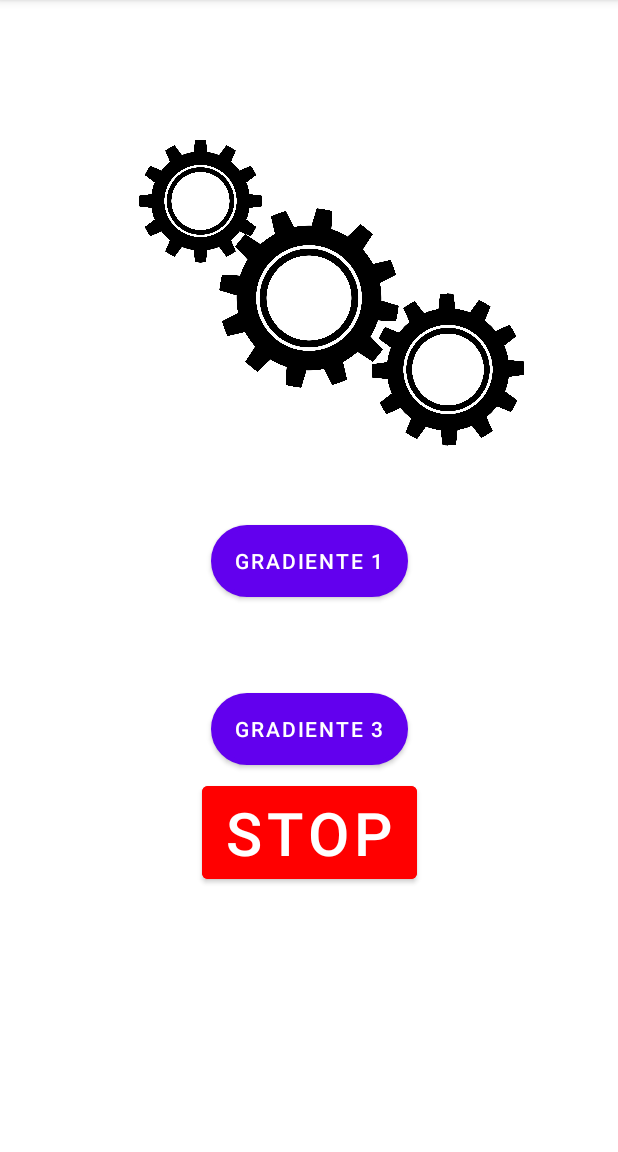
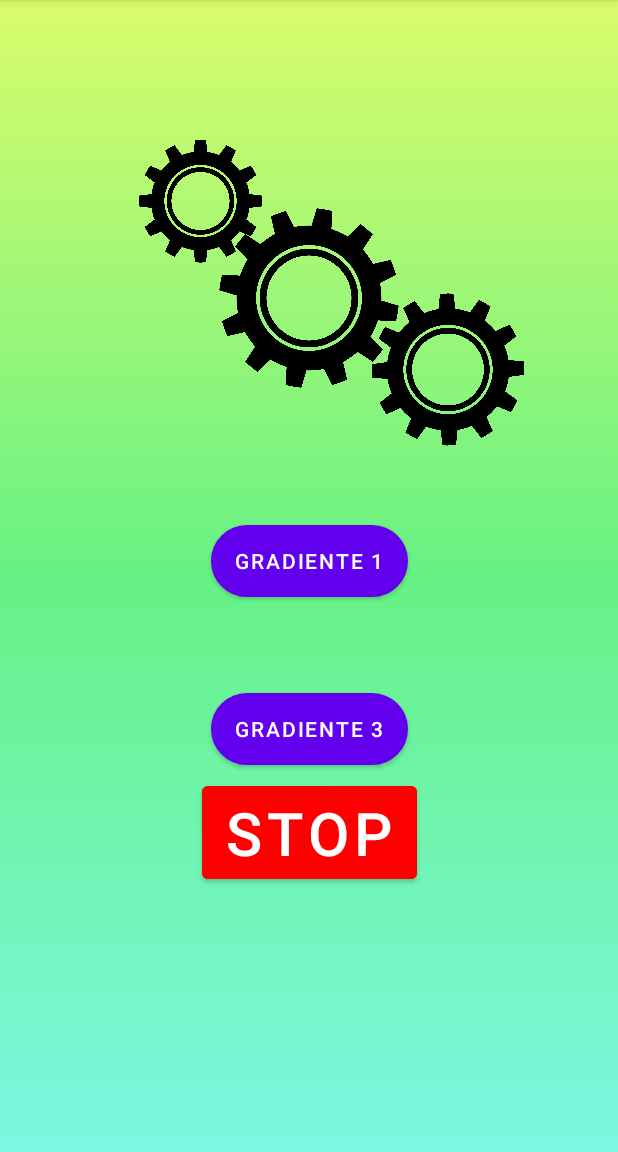
Before and after one commit to gustavodavidp/ProyectoDesarrolloSoftware, an Android app: the screen it shows after launch (MainActivity), after a tap on "GRADIENTE 2", on a phone screen of 412 x 824 dp, the part 84-1236 px from its top. Run offline under Robolectric (Android 15) with nearby library versions, the phone set to English and light mode, and no system bars; 1 other tap on this screen came first.

Commit message:
Agregando gradientes

```diff
--- a/app/src/main/java/com/example/proyecto_1/MainActivity.java
+++ b/app/src/main/java/com/example/proyecto_1/MainActivity.java
@@ -1,6 +1,8 @@
 package com.example.proyecto_1;
 
 import androidx.appcompat.app.AppCompatActivity;
+import androidx.constraintlayout.widget.ConstraintLayout;
+import androidx.core.content.ContextCompat;
 
 import android.media.Image;
 import android.os.Bundle;
@@ -13,6 +15,7 @@ import android.widget.ImageView;
 public class MainActivity extends AppCompatActivity {
 
     private Button bnt1,bnt2,bnt3,bnt4;
+    private ConstraintLayout cnst;
     private ImageView img1, img2, img3 ;
 
     @Override
@@ -24,6 +27,7 @@ public class MainActivity extends AppCompatActivity {
         bnt2 = (Button)findViewById(R.id.btn2);
         bnt3 = (Button)findViewById(R.id.btn3);
         bnt4 = (Button)findViewById(R.id.btn4);
+        cnst = (ConstraintLayout)findViewById(R.id.cnt);
 
         img1 = (ImageView)findViewById(R.id.imagen1);
         img2 = (ImageView)findViewById(R.id.imagen2);
@@ -34,18 +38,21 @@ public class MainActivity extends AppCompatActivity {
             @Override
             public void onClick(View v) {
                 activar_animaciones(bnt1);
+                cnst.setBackgroundResource(R.drawable.gradiente1);
             }
         });
         bnt2.setOnClickListener(new View.OnClickListener() {
             @Override
             public void onClick(View v) {
                 activar_animaciones(bnt2);
+                cnst.setBackgroundResource(R.drawable.gradiente2);
             }
         });
         bnt3.setOnClickListener(new View.OnClickListener() {
             @Override
             public void onClick(View v) {
                 activar_animaciones(bnt3);
+                cnst.setBackgroundResource(R.drawable.gradiente3);
             }
         });
         bnt4.setOnClickListener(new View.OnClickListener() {
--- a/app/src/main/res/layout/activity_main.xml
+++ b/app/src/main/res/layout/activity_main.xml
@@ -2,57 +2,56 @@
 <androidx.constraintlayout.widget.ConstraintLayout xmlns:android="http://schemas.android.com/apk/res/android"
     xmlns:app="http://schemas.android.com/apk/res-auto"
     xmlns:tools="http://schemas.android.com/tools"
+    android:id="@+id/cnt"
     android:layout_width="match_parent"
     android:layout_height="match_parent"
     android:background="@null"
     tools:context=".MainActivity">
 
     <Button
-        android:background="@drawable/bordes_redondos"
-        android:textColor="@android:color/white"
         android:id="@+id/bnt1"
         android:layout_width="wrap_content"
         android:layout_height="wrap_content"
         android:layout_marginStart="8dp"
         android:layout_marginTop="350dp"
         android:layout_marginEnd="8dp"
+        android:background="@drawable/bordes_redondos"
         android:text="@string/btn1"
+        android:textColor="@android:color/white"
         app:layout_constraintEnd_toEndOf="parent"
         app:layout_constraintStart_toStartOf="parent"
         app:layout_constraintTop_toTopOf="parent" />
 
     <Button
-        android:background="@drawable/bordes_redondos"
-        android:textColor="@android:color/white"
         android:id="@+id/btn2"
         android:layout_width="wrap_content"
         android:layout_height="wrap_content"
         android:layout_marginStart="8dp"
         android:layout_marginTop="8dp"
         android:layout_marginEnd="8dp"
+        android:background="@drawable/bordes_redondos"
         android:text="@string/btn2"
+        android:textColor="@android:color/white"
         app:layout_constraintEnd_toEndOf="parent"
         app:layout_constraintStart_toStartOf="parent"
         app:layout_constraintTop_toBottomOf="@+id/bnt1" />
 
 
-
     <Button
-        android:background="@drawable/bordes_redondos"
-        android:textColor="@android:color/white"
         android:id="@+id/btn3"
         android:layout_width="wrap_content"
         android:layout_height="wrap_content"
         android:layout_marginStart="8dp"
         android:layout_marginTop="8dp"
         android:layout_marginEnd="8dp"
+        android:background="@drawable/bordes_redondos"
         android:text="@string/btn3"
+        android:textColor="@android:color/white"
         app:layout_constraintEnd_toEndOf="parent"
         app:layout_constraintStart_toStartOf="parent"
         app:layout_constraintTop_toBottomOf="@+id/btn2" />
 
     <Button
-        android:textColor="@android:color/white"
         android:id="@+id/btn4"
         android:layout_width="wrap_content"
         android:layout_height="wrap_content"
@@ -61,6 +60,7 @@
         android:layout_marginEnd="8dp"
         android:backgroundTint="#FF0000"
         android:text="@string/btn4"
+        android:textColor="@android:color/white"
         android:textSize="40sp"
         app:layout_constraintEnd_toEndOf="parent"
         app:layout_constraintStart_toStartOf="parent"
```
